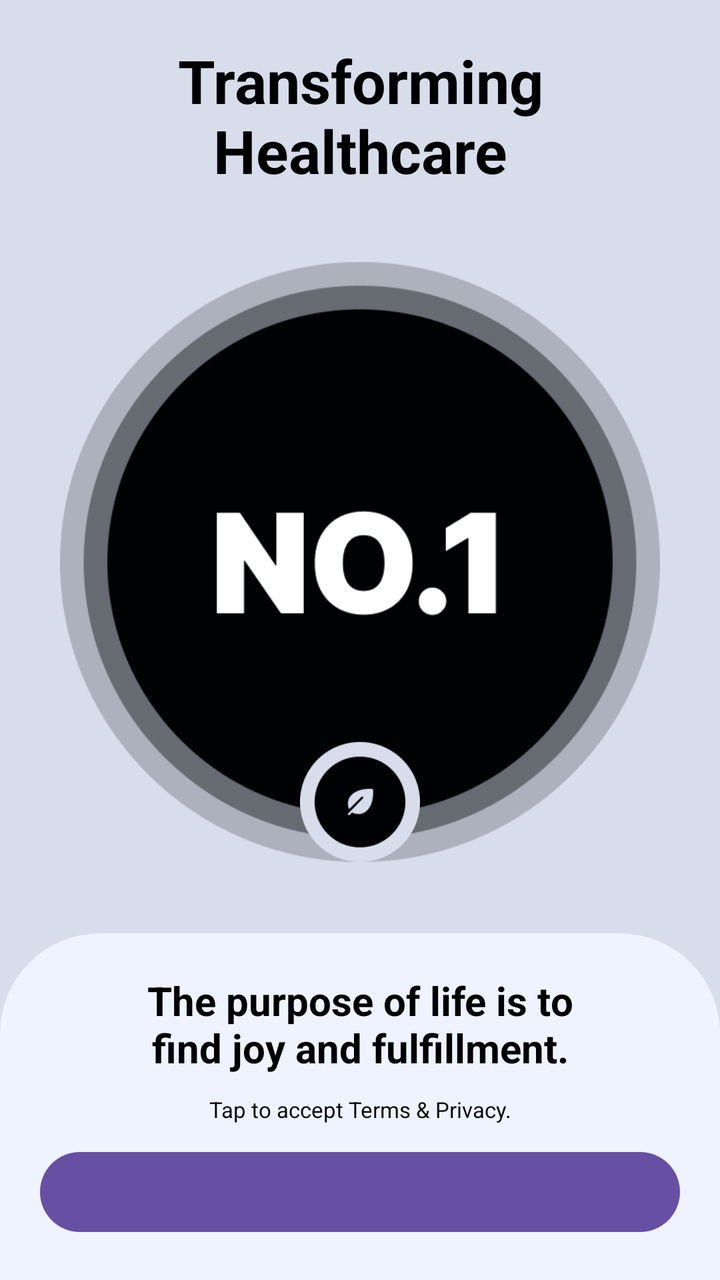
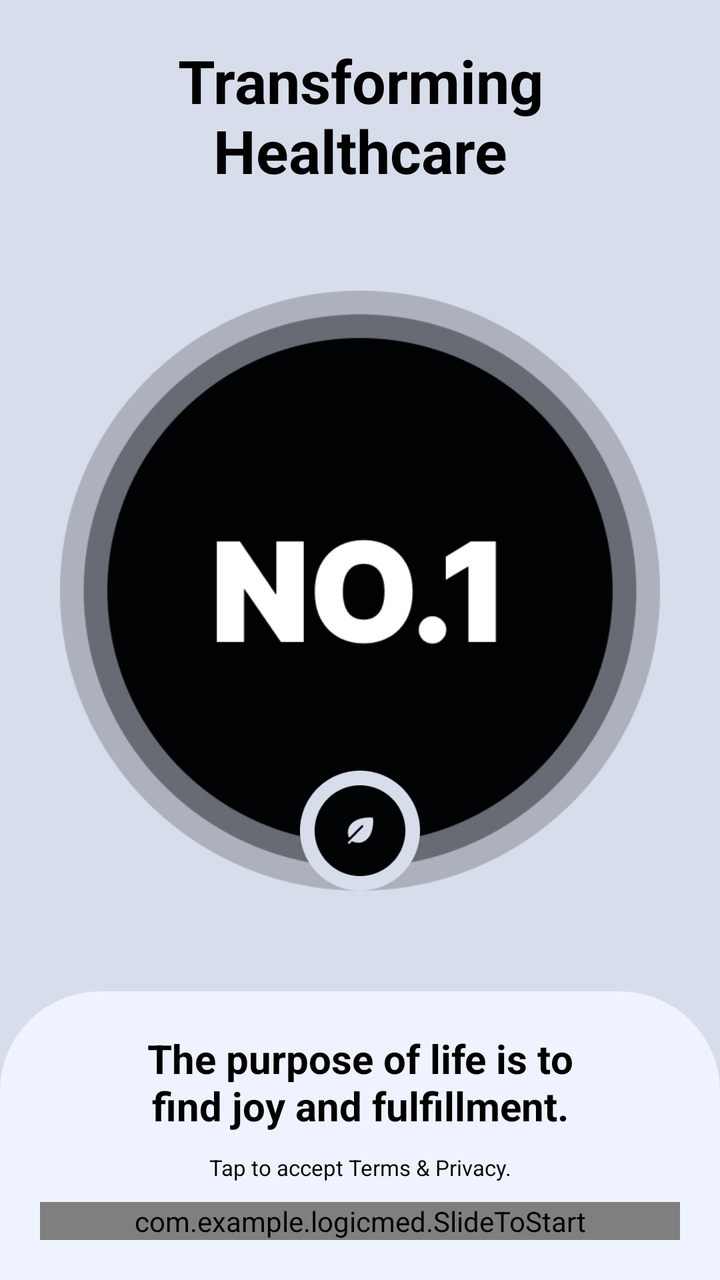

Before-and-after screenshots of an Android layout around one commit, followed by the original layout XML and the change that was made.
<!-- AndroidManifest.xml: application theme Theme.LogicMed -->
<!-- res/layout/activity_on_board_screen.xml -->
<?xml version="1.0" encoding="utf-8"?>
<RelativeLayout xmlns:android="http://schemas.android.com/apk/res/android"
    xmlns:app="http://schemas.android.com/apk/res-auto"
    xmlns:tools="http://schemas.android.com/tools"
    android:id="@+id/main"
    android:layout_width="match_parent"
    android:layout_height="match_parent"
    tools:context=".onBoardScreen">

    <TextView
        android:id="@+id/on_board_title"
        android:layout_width="match_parent"
        android:layout_height="wrap_content"
        android:text="@string/onBoardScreenTitle"
        android:textSize="30sp"
        android:textStyle="bold"
        android:textAlignment="center"
        android:layout_marginTop="20dp"
        />
    <RelativeLayout
        android:id="@+id/on_board_main_img_section"
        android:layout_width="match_parent"
        android:layout_height="wrap_content"
        android:layout_below="@id/on_board_title"
        android:layout_above="@id/on_board_get_start_section"
        android:gravity="center"
        >
        <ImageView
            android:id="@+id/on_board_main_img"
            android:layout_width="match_parent"
            android:layout_height="300dp"
            android:src="@drawable/on_board_main"
            android:contentDescription="@string/onBoardMainImageDesc"
            />
        <ImageView
            android:layout_width="wrap_content"
            android:layout_height="60dp"
            android:src="@drawable/on_board_sub"
            android:layout_alignBottom="@id/on_board_main_img"
            android:contentDescription="@string/onBoardSubImageDesc"
            android:layout_alignParentStart="true"
            android:layout_alignParentEnd="true"
            android:background="@android:color/transparent"
            />
    </RelativeLayout>

    <LinearLayout
        android:id="@+id/on_board_get_start_section"
        android:layout_width="match_parent"
        android:layout_height="wrap_content"
        android:orientation="vertical"
        android:layout_alignParentBottom="true"
        android:background="@drawable/get_start_section_bg"
        android:padding="20dp"
        >
        <TextView
            android:layout_width="match_parent"
            android:layout_height="match_parent"
            android:text="@string/onBoardScreenSubTitle"
            android:textStyle="bold"
            android:textSize="20sp"
            android:textAlignment="center"
            android:layout_marginBottom="10dp"
            />
        <TextView
            android:id="@+id/on_board_term_agreement"
            android:layout_width="match_parent"
            android:layout_height="wrap_content"
            android:text="@string/termsAndPrivacyText"
            android:textSize="11sp"
            android:textAlignment="center"
            android:layout_marginBottom="10dp"
            />
        <Button
            android:id="@+id/on_board_get_start_slider"
            android:layout_width="match_parent"
            android:layout_height="wrap_content"
            />

    </LinearLayout>

</RelativeLayout>
<!-- resources referenced by this layout -->
<resources>
  <!-- drawable get_start_section_bg (drawable) -->
  <?xml version="1.0" encoding="utf-8"?>
  <shape xmlns:android="http://schemas.android.com/apk/res/android"
      android:shape="rectangle">
      <corners
          android:topLeftRadius="50dp"
          android:topRightRadius="50dp"
          />
      <solid android:color="@color/secondary_color"/>
  
  </shape>
  <!-- drawable on_board_main: png bitmap (drawable, 23382 bytes) -->
  <!-- drawable on_board_sub: png bitmap (drawable, 4980 bytes) -->
  <string name="onBoardMainImageDesc">On Board Main Image</string>
  <string name="onBoardScreenSubTitle">The purpose of life is to\nfind joy and fulfillment.</string>
  <string name="onBoardScreenTitle">Transforming\nHealthcare</string>
  <string name="onBoardSubImageDesc">On Board Sub Image</string>
  <string name="termsAndPrivacyText">Tap to accept Terms &amp; Privacy.</string>
  <style name="Theme.LogicMed" parent="Base.Theme.LogicMed" />
  <color name="secondary_color">#EFF3FF</color>
  <style name="Base.Theme.LogicMed" parent="Theme.Material3.DayNight.NoActionBar">
          
          
          <item name="android:windowBackground">@color/bg_color</item>
          <item name="android:textColor">@color/black</item>
      </style>
  <color name="bg_color">#D8DDEB</color>
  <color name="black">#FF000000</color>
</resources>

<!-- the commit's change to res/layout/activity_on_board_screen.xml (unified diff, before → after) -->
@@ -71,10 +71,11 @@
             android:textAlignment="center"
             android:layout_marginBottom="10dp"
             />
-        <Button
+        <com.example.logicmed.SlideToStart
             android:id="@+id/on_board_get_start_slider"
             android:layout_width="match_parent"
             android:layout_height="wrap_content"
+            android:background="@color/bg_color"
             />
 
     </LinearLayout>
